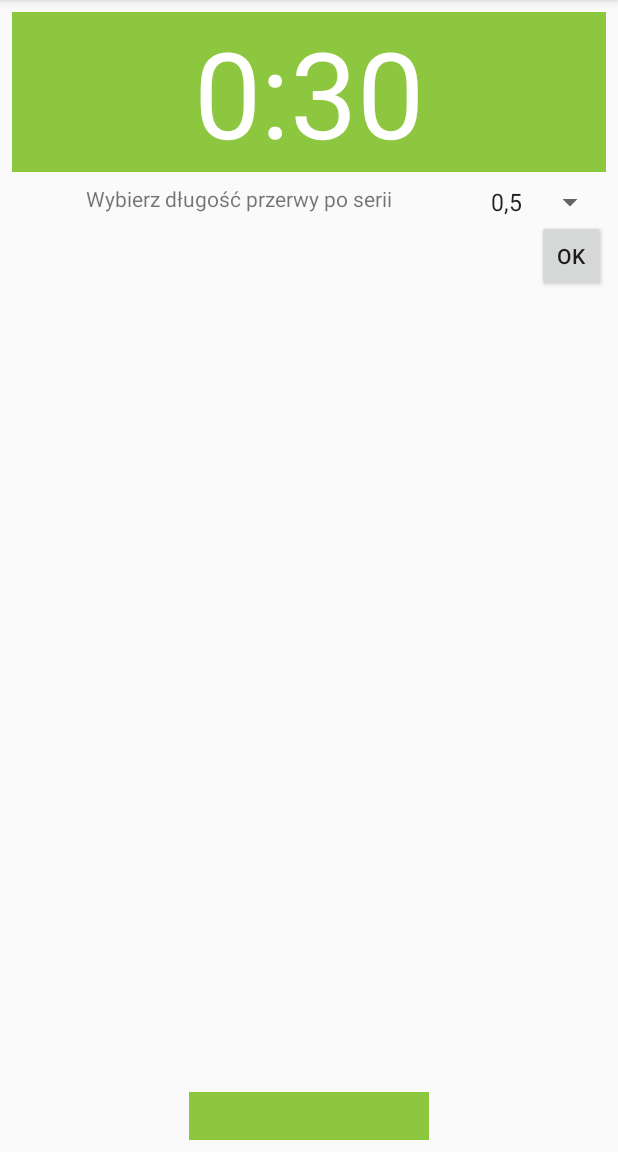
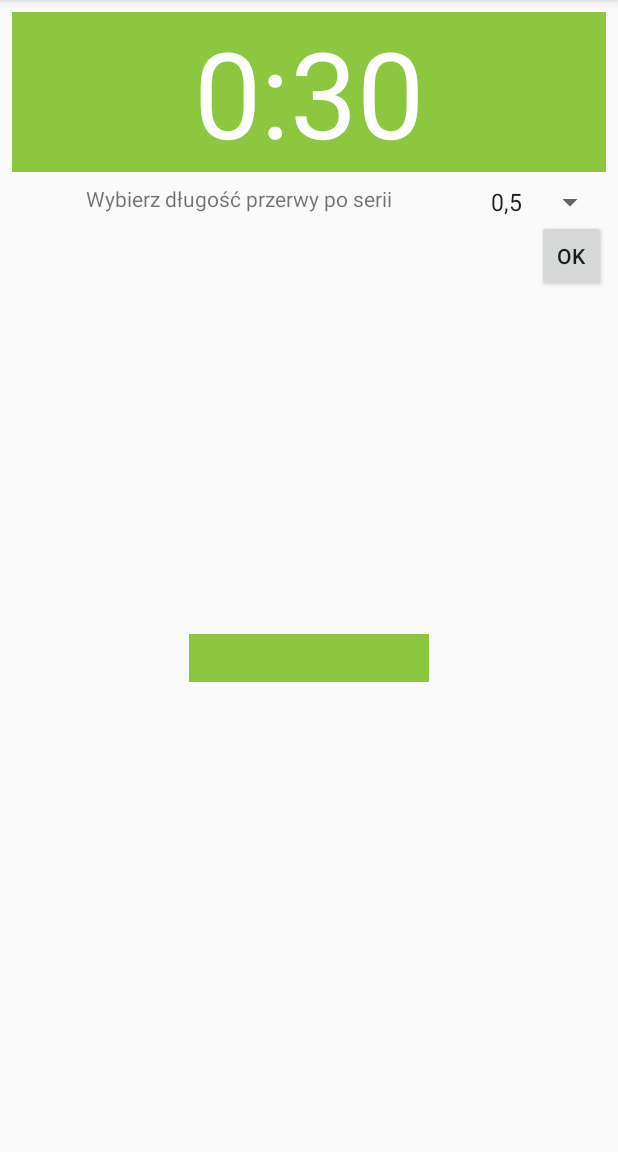
Before and after one commit to BYEDUCK/TrainBook, an Android app: the newTrainingActivity screen opened directly, with no data from a screen before it, on a phone screen of 412 x 824 dp, the part 84-1236 px from its top. Run offline under Robolectric (Android 15) with nearby library versions, the phone set to English and light mode, and no system bars; 1 statement that could not run was skipped.

Commit message:
Appearance improved
Change applied to TrainingActivity

```diff
--- a/app/src/main/java/com/example/mateusz/trainbook/ActiveTrainingAdapter.java
+++ b/app/src/main/java/com/example/mateusz/trainbook/ActiveTrainingAdapter.java
@@ -6,7 +6,10 @@ import android.view.LayoutInflater;
 import android.view.View;
 import android.view.ViewGroup;
 import android.widget.CursorAdapter;
+import android.widget.Spinner;
 import android.widget.TextView;
+
+import java.util.ArrayList;
 
 /**
  * Created by Mateusz on 2017-10-12.
@@ -15,10 +18,12 @@ import android.widget.TextView;
 public class ActiveTrainingAdapter extends CursorAdapter {
 
     private LayoutInflater inflater;
+    //private ArrayList<View> views;
 
     public ActiveTrainingAdapter(Context context,Cursor cursor,int flags)
     {
         super(context,cursor,flags);
+        //views=new ArrayList<>();
         this.inflater=(LayoutInflater)context.getSystemService(Context.LAYOUT_INFLATER_SERVICE);
     }
     @Override
@@ -30,6 +35,7 @@ public class ActiveTrainingAdapter extends CursorAdapter {
 
     @Override
     public void bindView(View v, Context context, Cursor cursor) {
+        //views.add(v);
         TextView at_name=(TextView)v.findViewById(R.id.at_name);
         TextView at_series=(TextView)v.findViewById(R.id.at_series);
         String name=cursor.getString(1);
--- a/app/src/main/res/layout/activity_active_training.xml
+++ b/app/src/main/res/layout/activity_active_training.xml
@@ -38,14 +38,11 @@
         style="@style/Widget.AppCompat.Button.Borderless"
         android:layout_width="wrap_content"
         android:layout_height="wrap_content"
-        android:layout_marginEnd="8dp"
         android:layout_marginLeft="8dp"
         android:layout_marginRight="8dp"
-        android:layout_marginStart="8dp"
-        android:background="@color/colorPrimary"
         android:onClick="onClickAddExc"
         android:text="@string/add"
-        android:textColor="#ffffff"
+        android:textColor="@color/colorPrimary"
         android:textStyle="bold"
         app:layout_constraintHorizontal_bias="0.502"
         app:layout_constraintLeft_toLeftOf="parent"
--- a/app/src/main/res/layout/activity_new_training.xml
+++ b/app/src/main/res/layout/activity_new_training.xml
@@ -53,14 +53,14 @@
 
     <ListView
         android:id="@+id/exercises_in_train_list"
-        android:layout_width="200dp"
-        android:layout_height="220dp"
+        android:layout_width="match_parent"
+        android:layout_height="200dp"
         android:layout_marginEnd="8dp"
         android:layout_marginStart="8dp"
-        android:layout_marginTop="50dp"
+        android:layout_marginTop="8dp"
         app:layout_constraintEnd_toEndOf="parent"
         app:layout_constraintStart_toStartOf="parent"
-        app:layout_constraintTop_toBottomOf="@+id/timer_text"></ListView>
+        app:layout_constraintTop_toBottomOf="@+id/ok_break"></ListView>
 
     <Button
         android:id="@+id/ok_break"
@@ -74,15 +74,15 @@
 
     <LinearLayout
         android:id="@+id/series_layout"
-        android:background="@color/colorPrimary"
         android:layout_width="wrap_content"
         android:layout_height="wrap_content"
-        app:layout_constraintBottom_toBottomOf="parent"
-        android:layout_marginBottom="8dp"
+        android:layout_marginLeft="8dp"
         android:layout_marginRight="8dp"
+        android:layout_marginTop="20dp"
+        android:background="@color/colorPrimary"
+        app:layout_constraintLeft_toLeftOf="parent"
         app:layout_constraintRight_toRightOf="parent"
-        android:layout_marginLeft="8dp"
-        app:layout_constraintLeft_toLeftOf="parent">
+        app:layout_constraintTop_toBottomOf="@+id/exercises_in_train_list">
 
         <RadioButton
             android:id="@+id/radioButton1"
@@ -99,26 +99,27 @@
             android:visibility="invisible" />
 
         <RadioButton
-            android:visibility="invisible"
             android:id="@+id/radioButton3"
+            android:layout_width="wrap_content"
+            android:layout_height="wrap_content"
             android:onClick="onClickRButton3"
-            android:layout_width="wrap_content"
-            android:layout_height="wrap_content"/>
+            android:visibility="invisible" />
 
         <RadioButton
-            android:visibility="invisible"
-            android:onClick="onClickRButton4"
             android:id="@+id/radioButton4"
             android:layout_width="wrap_content"
-            android:layout_height="wrap_content" />
+            android:layout_height="wrap_content"
+            android:onClick="onClickRButton4"
+            android:visibility="invisible" />
 
 
         <RadioButton
             android:id="@+id/radioButton5"
-            android:onClick="onClickRButton5"
             android:layout_width="wrap_content"
             android:layout_height="wrap_content"
-            android:visibility="invisible" /></LinearLayout>
+            android:onClick="onClickRButton5"
+            android:visibility="invisible" />
+    </LinearLayout>
 
 
 
--- a/app/src/main/res/layout/in_training_list.xml
+++ b/app/src/main/res/layout/in_training_list.xml
@@ -6,7 +6,7 @@
 
     <TextView
         android:id="@+id/exc_name_inTraining"
-        android:textSize="20dp"
+        android:textSize="17dp"
         android:layout_width="match_parent"
         android:layout_height="wrap_content"
         android:layout_marginBottom="8dp"
--- a/app/src/main/res/layout/in_training_list_selected.xml
+++ b/app/src/main/res/layout/in_training_list_selected.xml
@@ -2,14 +2,14 @@
 <android.support.constraint.ConstraintLayout xmlns:android="http://schemas.android.com/apk/res/android"
     android:orientation="vertical" android:layout_width="match_parent"
     android:layout_height="50dp"
-    android:background="@drawable/selected"
+    android:background="@drawable/selected_1"
     xmlns:app="http://schemas.android.com/apk/res-auto">
 
     <TextView
         android:layout_width="match_parent"
         android:layout_height="wrap_content"
         android:id="@+id/exc_name_inTraining"
-        android:textSize="20dp"
+        android:textSize="17dp"
         android:textAllCaps="true"
         android:textAlignment="center"
         android:textStyle="bold"
--- a/app/src/main/res/layout/in_training_list_selected_done.xml
+++ b/app/src/main/res/layout/in_training_list_selected_done.xml
@@ -9,7 +9,7 @@
         android:layout_width="match_parent"
         android:layout_height="wrap_content"
         android:id="@+id/exc_name_inTraining"
-        android:textSize="20dp"
+        android:textSize="17dp"
         android:textAllCaps="true"
         android:textAlignment="center"
         android:textStyle="bold"
--- a/app/src/main/res/values/strings.xml
+++ b/app/src/main/res/values/strings.xml
@@ -46,5 +46,6 @@
     <string name="trainings">treningi</string>
     <string name="history">historia</string>
     <string name="train_name_error">Nazwa treningu musi zaczynać się od litery i nie może być pusta!</string>
+    <string name="delete_history">To spowoduje usunięcie całej historii! Kontynuować?</string>
 
 </resources>
```
Also changed, not shown: app/src/main/java/com/example/mateusz/trainbook/ActiveTrainingActivity.java (+16 -4 lines), app/src/main/java/com/example/mateusz/trainbook/MainActivity.java (+33 -2 lines), app/src/main/res/layout/active_training_list.xml (+11 -0 lines), app/src/main/res/drawable/selected_1.png (added), 36 other files.
